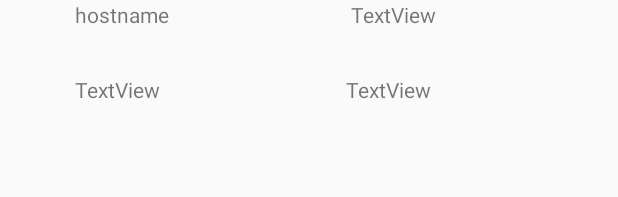
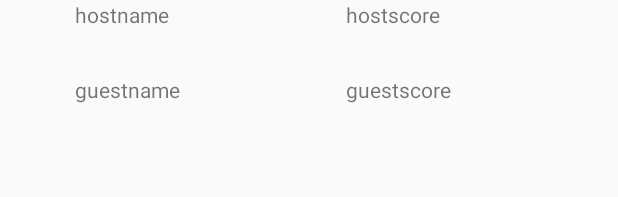
Before and after one commit to fcu-d0289570/Android-HW5, an Android app: the layout listitem.xml on its own in the app's theme, with its tools: preview values and no code run, on a phone screen of 412 x 824 dp. Shown: the top 197 px of the screen. Run offline under Robolectric (Android 15) with nearby library versions, the phone set to English and light mode, and no system bars.

Commit message:
how do you do

```diff
--- a/app/src/main/res/layout/listitem.xml
+++ b/app/src/main/res/layout/listitem.xml
@@ -15,22 +15,21 @@
         <ImageView
             android:id="@+id/hostImg"
             android:layout_width="50dp"
-            android:layout_height="50dp"
-            />
+            android:layout_height="50dp" />
 
         <TextView
-            android:text="hostname"
+            android:id="@+id/hostname"
             android:layout_width="wrap_content"
             android:layout_height="match_parent"
-            android:id="@+id/textView2"
-            android:layout_weight="1" />
+            android:layout_weight="1"
+            android:text="hostname" />
 
         <TextView
-            android:text="TextView"
+            android:id="@+id/hostscore"
             android:layout_width="wrap_content"
             android:layout_height="match_parent"
-            android:id="@+id/textView3"
-            android:layout_weight="1" />
+            android:layout_weight="1"
+            android:text="hostscore" />
 
     </LinearLayout>
 
@@ -43,22 +42,21 @@
         <ImageView
             android:id="@+id/guestImg"
             android:layout_width="50dp"
-            android:layout_height="50dp"
-            />
+            android:layout_height="50dp" />
 
         <TextView
-            android:text="TextView"
+            android:id="@+id/guestname"
             android:layout_width="wrap_content"
             android:layout_height="match_parent"
-            android:id="@+id/textView4"
-            android:layout_weight="1" />
+            android:layout_weight="1"
+            android:text="guestname" />
 
         <TextView
-            android:text="TextView"
+            android:id="@+id/guestscore"
             android:layout_width="wrap_content"
             android:layout_height="match_parent"
-            android:id="@+id/textView5"
-            android:layout_weight="1" />
+            android:layout_weight="1"
+            android:text="guestscore" />
 
     </LinearLayout>
 </LinearLayout>
```
Also changed, not shown: app/src/main/java/Playoffs.java (deleted, +0 -20 lines), app/src/main/java/com/example/user/myapplication/MainActivity.java (+16 -0 lines), app/src/main/res/layout/content_main.xml (+11 -12 lines).
